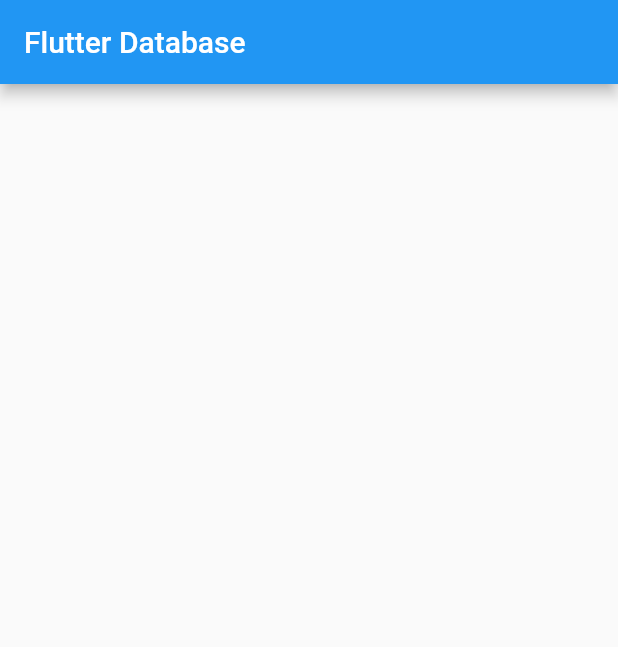
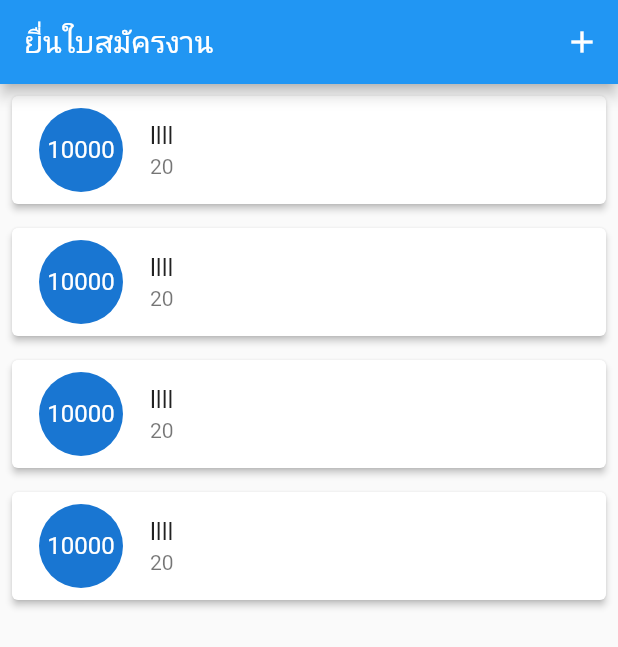
Before and after one commit to bondsanti/flutter_database, a Flutter app: the screen it shows after launch, on a phone screen of 412 x 824 dp. Shown: the top 647 px of the screen. Run offline on Flutter 3.47's test engine with Material 2 defaults, Android fonts, the phone set to English and light mode, and no system bars.

Commit message:
CardWidget

```diff
--- a/lib/main.dart
+++ b/lib/main.dart
@@ -1,4 +1,5 @@
 import 'package:flutter/material.dart';
+import 'screens/form_screen.dart';
 
 void main() {
   runApp(const MyApp());
@@ -15,7 +16,7 @@ class MyApp extends StatelessWidget {
       theme: ThemeData(
         primarySwatch: Colors.blue,
       ),
-      home: const MyHomePage(title: 'Flutter Database'),
+      home: const MyHomePage(title: 'ยื่นใบสมัครงาน'),
     );
   }
 }
@@ -35,7 +36,31 @@ class _MyHomePageState extends State<MyHomePage> {
     return Scaffold(
         appBar: AppBar(
           title: Text(widget.title),
+          actions: [
+            IconButton(
+                onPressed: () {
+                  Navigator.push(context, MaterialPageRoute(builder: (context) {
+                    return FormScreen();
+                  }));
+                },
+                icon: Icon(Icons.add))
+          ],
         ),
-        body: Container());
+        body: ListView.builder(
+            itemCount: 4,
+            itemBuilder: (context, int index) {
+              return Card(
+                  elevation: 2,
+                  margin: const EdgeInsets.all(8.0),
+                  child: ListTile(
+                      leading: CircleAvatar(
+                        radius: 30,
+                        child: FittedBox(
+                          child: Text("10000"),
+                        ),
+                      ),
+                      title: Text("llll"),
+                      subtitle: Text("20")));
+            }));
   }
 }
```
Also changed, not shown: lib/screens/form_screen.dart (added, +46 -0 lines).
